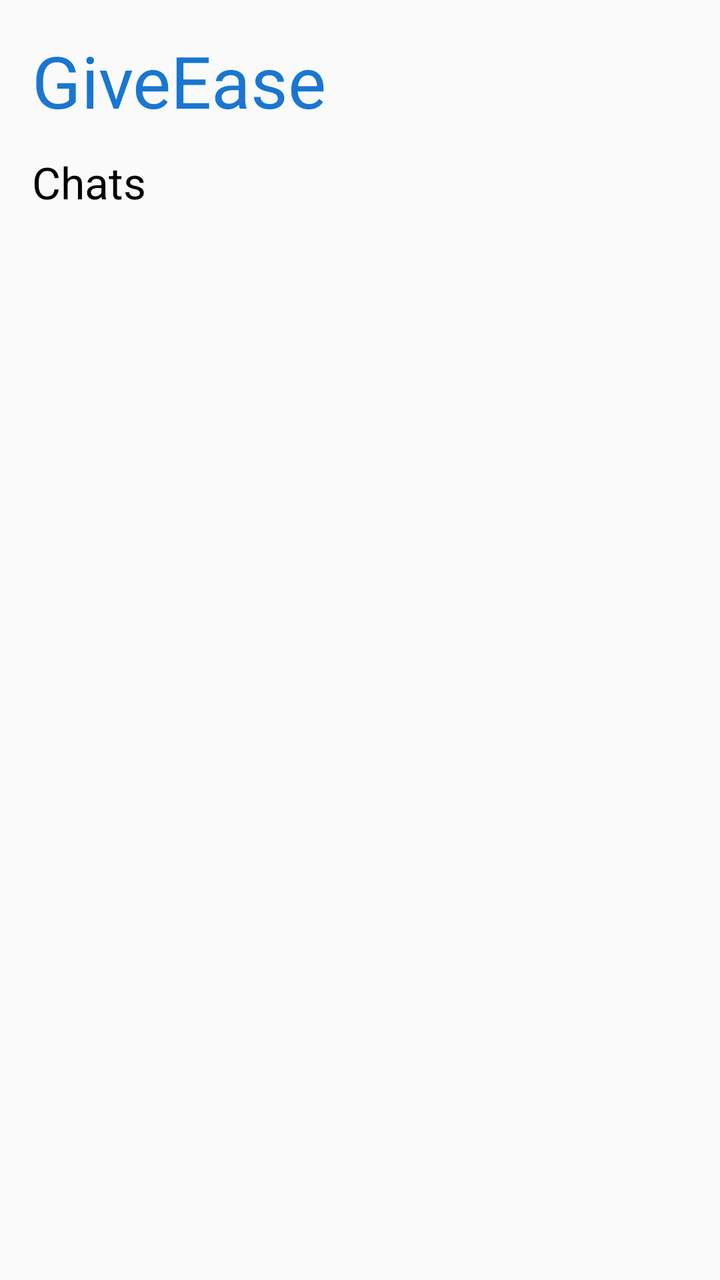
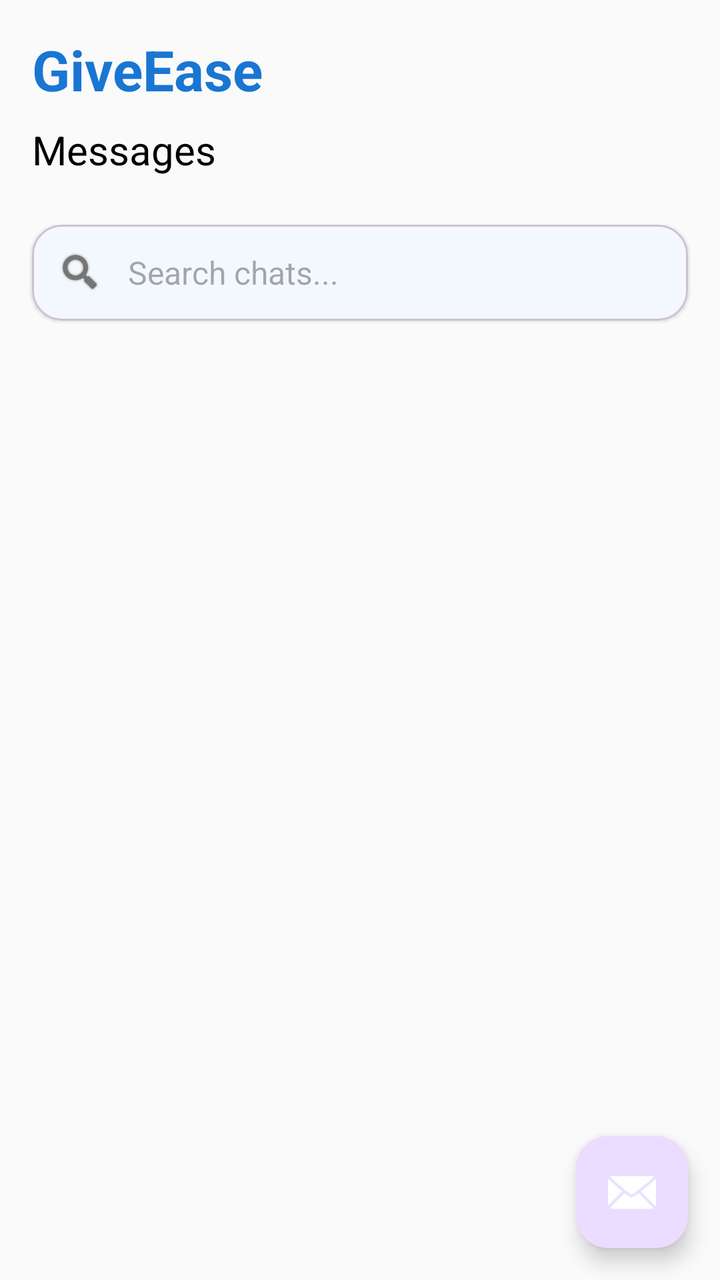

Screens rendered from an Android XML layout before and after an edit, with the pre-edit source and the edit as a unified diff.
<!-- AndroidManifest.xml: application theme Theme.GiveEase -->
<!-- res/layout/fragment_donor_chat.xml -->
<?xml version="1.0" encoding="utf-8"?>
<layout xmlns:android="http://schemas.android.com/apk/res/android"
    xmlns:tools="http://schemas.android.com/tools">

    <LinearLayout
        android:id="@+id/chatFragmentRoot"
        android:layout_width="match_parent"
        android:layout_height="match_parent"
        android:orientation="vertical"
        android:background="@color/background"
        android:padding="16dp"
        tools:context=".donor.DonorChatFragment">

        <TextView
            android:id="@+id/tvAppTitle"
            android:layout_width="wrap_content"
            android:layout_height="wrap_content"
            android:text="GiveEase"
            android:textAppearance="@style/TextAppearance.Material3.DisplaySmall"
            android:textColor="@color/primary_blue"
            android:layout_marginBottom="12dp"/>

        
        <TextView
            android:id="@+id/tvChatTitle"
            android:layout_width="wrap_content"
            android:layout_height="wrap_content"
            android:text="Chats"
            android:textAppearance="@style/TextAppearance.Material3.TitleLarge"
            android:textColor="@color/black"
            android:layout_marginBottom="14dp" />

        
        <androidx.recyclerview.widget.RecyclerView
            android:id="@+id/recyclerViewChats"
            android:layout_width="match_parent"
            android:layout_height="0dp"
            android:layout_weight="1"
            android:clipToPadding="false" />
    </LinearLayout>
</layout>
<!-- resources referenced by this layout -->
<resources>
  <color name="background">#FAFAFA</color>
  <color name="black">#FF000000</color>
  <color name="primary_blue">#1976D2</color>
  <style name="Theme.GiveEase" parent="Theme.Material3.Light.NoActionBar">
          
          <item name="colorPrimary">@color/primary_blue</item>
          <item name="colorOnPrimary">@color/white</item>
          <item name="colorSecondary">@color/teal_200</item>
          <item name="colorOnSecondary">@color/black</item>
  
          
          <item name="android:windowBackground">@color/background</item>
          <item name="colorSurface">@color/surface</item>
          <item name="colorOnSurface">@color/onSurface</item>
          <item name="colorOnBackground">@color/onBackground</item>
  
          
          <item name="android:statusBarColor" tools:targetApi="l">?attr/colorPrimary</item>
  
      </style>
  <color name="white">#FFFFFFFF</color>
  <color name="teal_200">#FF03DAC5</color>
  <color name="surface">#FFFFFF</color>
  <color name="onSurface">#212121</color>
  <color name="onBackground">#212121</color>
</resources>

<!-- the commit's change to res/layout/fragment_donor_chat.xml (unified diff, before → after) -->
@@ -1,41 +1,112 @@
 <?xml version="1.0" encoding="utf-8"?>
 <layout xmlns:android="http://schemas.android.com/apk/res/android"
+    xmlns:app="http://schemas.android.com/apk/res-auto"
     xmlns:tools="http://schemas.android.com/tools">
 
-    <LinearLayout
-        android:id="@+id/chatFragmentRoot"
+    <androidx.coordinatorlayout.widget.CoordinatorLayout
         android:layout_width="match_parent"
         android:layout_height="match_parent"
-        android:orientation="vertical"
-        android:background="@color/background"
-        android:padding="16dp"
-        tools:context=".donor.DonorChatFragment">
+        android:background="@color/background">
 
-        <TextView
-            android:id="@+id/tvAppTitle"
+        <com.google.android.material.appbar.AppBarLayout
+            android:layout_width="match_parent"
+            android:layout_height="wrap_content"
+            android:background="@android:color/transparent"
+            app:elevation="0dp">
+
+            <androidx.appcompat.widget.Toolbar
+                android:layout_width="match_parent"
+                android:layout_height="wrap_content"
+                android:padding="16dp">
+
+                <LinearLayout
+                    android:layout_width="match_parent"
+                    android:layout_height="wrap_content"
+                    android:orientation="vertical">
+
+                    <TextView
+                        android:id="@+id/tvAppTitle"
+                        android:layout_width="wrap_content"
+                        android:layout_height="wrap_content"
+                        android:text="GiveEase"
+                        android:textSize="28sp"
+                        android:textStyle="bold"
+                        android:textColor="@color/primary_blue"/>
+
+                    <TextView
+                        android:id="@+id/tvChatTitle"
+                        android:layout_width="wrap_content"
+                        android:layout_height="wrap_content"
+                        android:text="Messages"
+                        android:textSize="20sp"
+                        android:textColor="@color/black"
+                        android:layout_marginTop="8dp"/>
+                </LinearLayout>
+
+            </androidx.appcompat.widget.Toolbar>
+        </com.google.android.material.appbar.AppBarLayout>
+
+        <androidx.core.widget.NestedScrollView
+            android:layout_width="match_parent"
+            android:layout_height="match_parent"
+            app:layout_behavior="@string/appbar_scrolling_view_behavior">
+
+            <LinearLayout
+                android:layout_width="match_parent"
+                android:layout_height="wrap_content"
+                android:orientation="vertical"
+                android:padding="8dp">
+
+                <com.google.android.material.card.MaterialCardView
+                    android:layout_width="match_parent"
+                    android:layout_height="wrap_content"
+                    android:layout_marginHorizontal="8dp"
+                    android:layout_marginBottom="16dp"
+                    app:cardCornerRadius="15dp"
+                    app:cardElevation="1dp">
+
+                    <LinearLayout
+                        android:layout_width="match_parent"
+                        android:layout_height="wrap_content"
+                        android:orientation="horizontal"
+                        android:padding="12dp"
+                        android:gravity="center_vertical">
+
+                        <ImageView
+                            android:layout_width="24dp"
+                            android:layout_height="24dp"
+                            android:src="@android:drawable/ic_search_category_default"
+                            app:tint="#757575"/>
+
+                        <EditText
+                            android:id="@+id/etSearch"
+                            android:layout_width="match_parent"
+                            android:layout_height="wrap_content"
+                            android:background="@null"
+                            android:hint="Search chats..."
+                            android:textSize="16sp"
+                            android:layout_marginStart="12dp"
+                            android:inputType="text"/>
+                    </LinearLayout>
+                </com.google.android.material.card.MaterialCardView>
+
+                <androidx.recyclerview.widget.RecyclerView
+                    android:id="@+id/recyclerViewChats"
+                    android:layout_width="match_parent"
+                    android:layout_height="wrap_content"
+                    android:clipToPadding="false"/>
+
+            </LinearLayout>
+        </androidx.core.widget.NestedScrollView>
+
+        <com.google.android.material.floatingactionbutton.FloatingActionButton
+            android:id="@+id/fabNewChat"
             android:layout_width="wrap_content"
             android:layout_height="wrap_content"
-            android:text="GiveEase"
-            android:textAppearance="@style/TextAppearance.Material3.DisplaySmall"
-            android:textColor="@color/primary_blue"
-            android:layout_marginBottom="12dp"/>
+            android:layout_gravity="bottom|end"
+            android:layout_margin="16dp"
+            android:src="@android:drawable/ic_dialog_email"
+            app:tint="@android:color/white"/>
 
-        
-        <TextView
-            android:id="@+id/tvChatTitle"
-            android:layout_width="wrap_content"
-            android:layout_height="wrap_content"
-            android:text="Chats"
-            android:textAppearance="@style/TextAppearance.Material3.TitleLarge"
-            android:textColor="@color/black"
-            android:layout_marginBottom="14dp" />
-
-        
-        <androidx.recyclerview.widget.RecyclerView
-            android:id="@+id/recyclerViewChats"
-            android:layout_width="match_parent"
-            android:layout_height="0dp"
-            android:layout_weight="1"
-            android:clipToPadding="false" />
-    </LinearLayout>
+    </androidx.coordinatorlayout.widget.CoordinatorLayout>
 </layout>
